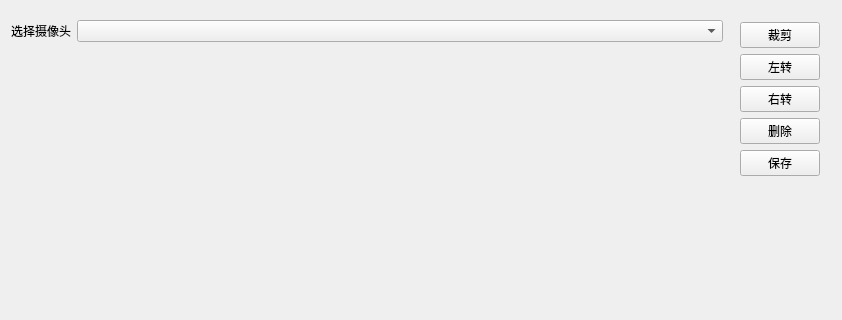
This is MyCamera.ui in wgc8/demo-camera as Qt 5 draws it before an edit; both pictures show x 0 to 842 and y 0 to 320 of the 842 by 586 pixel window. The edited form follows.
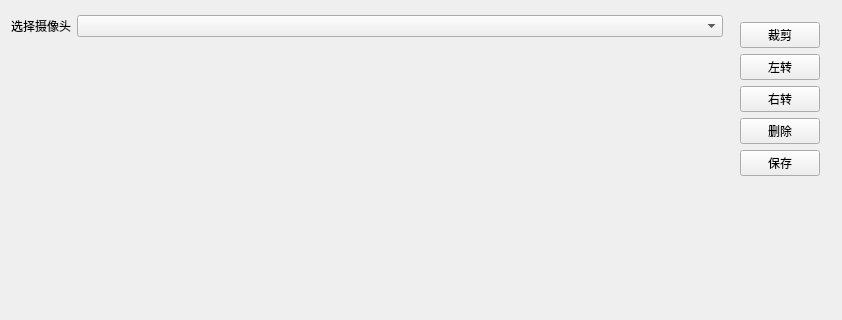
This is the edited form.

What changed in the file:
```diff
--- a/MyCamera.ui
+++ b/MyCamera.ui
@@ -162,13 +162,19 @@
      </item>
      <item row="0" column="0">
       <widget class="QWidget" name="widget_4" native="true">
+       <property name="sizePolicy">
+        <sizepolicy hsizetype="Preferred" vsizetype="Maximum">
+         <horstretch>0</horstretch>
+         <verstretch>0</verstretch>
+        </sizepolicy>
+       </property>
        <property name="maximumSize">
         <size>
          <width>16777215</width>
-         <height>40</height>
+         <height>30</height>
         </size>
        </property>
-       <layout class="QHBoxLayout" name="horizontalLayout" stretch="1">
+       <layout class="QHBoxLayout" name="horizontalLayout" stretch="0,0">
         <property name="leftMargin">
          <number>0</number>
         </property>
@@ -182,50 +188,30 @@
          <number>0</number>
         </property>
         <item>
-         <widget class="QWidget" name="widget_5" native="true">
+         <widget class="QLabel" name="label_2">
           <property name="sizePolicy">
-           <sizepolicy hsizetype="Preferred" vsizetype="Fixed">
+           <sizepolicy hsizetype="Fixed" vsizetype="Fixed">
             <horstretch>0</horstretch>
             <verstretch>0</verstretch>
            </sizepolicy>
           </property>
-          <layout class="QHBoxLayout" name="horizontalLayout_2">
-           <property name="leftMargin">
-            <number>0</number>
-           </property>
-           <property name="topMargin">
-            <number>0</number>
-           </property>
-           <property name="rightMargin">
-            <number>0</number>
-           </property>
-           <property name="bottomMargin">
-            <number>0</number>
-           </property>
-           <item>
-            <widget class="QLabel" name="label_2">
-             <property name="sizePolicy">
-              <sizepolicy hsizetype="Fixed" vsizetype="Preferred">
-               <horstretch>0</horstretch>
-               <verstretch>0</verstretch>
-              </sizepolicy>
-             </property>
-             <property name="text">
-              <string>选择摄像头</string>
-             </property>
-            </widget>
-           </item>
-           <item>
-            <widget class="QComboBox" name="cBoxCameras"/>
-           </item>
-          </layout>
+          <property name="text">
+           <string>选择摄像头</string>
+          </property>
          </widget>
         </item>
+        <item>
+         <widget class="QComboBox" name="cBoxCameras"/>
+        </item>
        </layout>
       </widget>
      </item>
      <item row="1" column="0">
-      <layout class="QVBoxLayout" name="DisplayLayout"/>
+      <layout class="QVBoxLayout" name="DisplayLayout">
+       <property name="sizeConstraint">
+        <enum>QLayout::SetNoConstraint</enum>
+       </property>
+      </layout>
      </item>
     </layout>
    </item>
```
Left out of the diff: 120 changed lines with no effect on the pictures.
